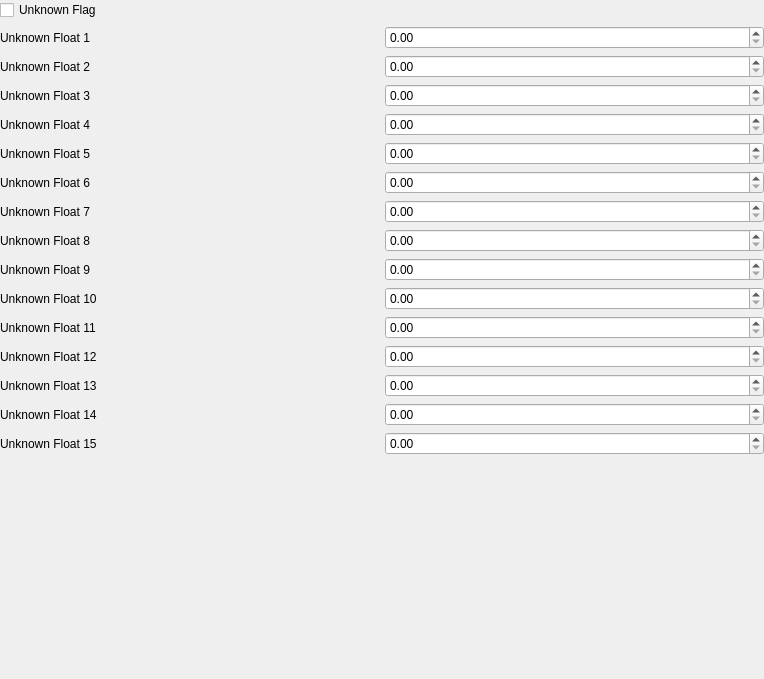
First picture: the form in native/src/ReachVariantTool/ui/script_editor/page_player_rating_params.ui, repository DavidJCobb/ReachVariantEditor, before the edit.
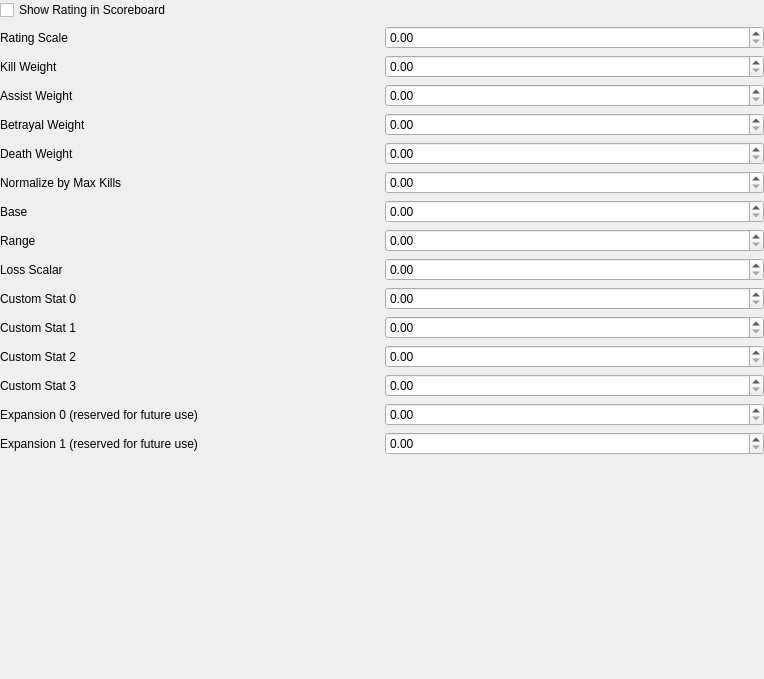
Second picture: the form after the edit.

```diff
--- a/native/src/ReachVariantTool/ui/script_editor/page_player_rating_params.ui
+++ b/native/src/ReachVariantTool/ui/script_editor/page_player_rating_params.ui
@@ -78,7 +78,7 @@
    <item row="1" column="0">
     <widget class="QLabel" name="label">
      <property name="text">
-      <string>Unknown Float 1</string>
+      <string>Rating Scale</string>
      </property>
      <property name="buddy">
       <cstring>float00</cstring>
@@ -157,7 +157,7 @@
    <item row="2" column="0">
     <widget class="QLabel" name="label_2">
      <property name="text">
-      <string>Unknown Float 2</string>
+      <string>Kill Weight</string>
      </property>
      <property name="buddy">
       <cstring>float01</cstring>
@@ -167,7 +167,7 @@
    <item row="3" column="0">
     <widget class="QLabel" name="label_3">
      <property name="text">
-      <string>Unknown Float 3</string>
+      <string>Assist Weight</string>
      </property>
      <property name="buddy">
       <cstring>float02</cstring>
@@ -177,7 +177,7 @@
    <item row="4" column="0">
     <widget class="QLabel" name="label_4">
      <property name="text">
-      <string>Unknown Float 4</string>
+      <string>Betrayal Weight</string>
      </property>
      <property name="buddy">
       <cstring>float03</cstring>
@@ -187,7 +187,7 @@
    <item row="5" column="0">
     <widget class="QLabel" name="label_5">
      <property name="text">
-      <string>Unknown Float 5</string>
+      <string>Death Weight</string>
      </property>
      <property name="buddy">
       <cstring>float04</cstring>
@@ -197,7 +197,7 @@
    <item row="6" column="0">
     <widget class="QLabel" name="label_6">
      <property name="text">
-      <string>Unknown Float 6</string>
+      <string>Normalize by Max Kills</string>
      </property>
      <property name="buddy">
       <cstring>float05</cstring>
@@ -207,7 +207,7 @@
    <item row="7" column="0">
     <widget class="QLabel" name="label_7">
      <property name="text">
-      <string>Unknown Float 7</string>
+      <string>Base</string>
      </property>
      <property name="buddy">
       <cstring>float06</cstring>
@@ -217,7 +217,7 @@
    <item row="8" column="0">
     <widget class="QLabel" name="label_8">
      <property name="text">
-      <string>Unknown Float 8</string>
+      <string>Range</string>
      </property>
      <property name="buddy">
       <cstring>float07</cstring>
@@ -227,7 +227,7 @@
    <item row="9" column="0">
     <widget class="QLabel" name="label_9">
      <property name="text">
-      <string>Unknown Float 9</string>
+      <string>Loss Scalar</string>
      </property>
      <property name="buddy">
       <cstring>float08</cstring>
@@ -237,7 +237,7 @@
    <item row="10" column="0">
     <widget class="QLabel" name="label_10">
      <property name="text">
-      <string>Unknown Float 10</string>
+      <string>Custom Stat 0</string>
      </property>
      <property name="buddy">
       <cstring>float09</cstring>
@@ -247,7 +247,7 @@
    <item row="11" column="0">
     <widget class="QLabel" name="label_11">
      <property name="text">
-      <string>Unknown Float 11</string>
+      <string>Custom Stat 1</string>
      </property>
      <property name="buddy">
       <cstring>float10</cstring>
@@ -257,7 +257,7 @@
    <item row="12" column="0">
     <widget class="QLabel" name="label_12">
      <property name="text">
-      <string>Unknown Float 12</string>
+      <string>Custom Stat 2</string>
      </property>
      <property name="buddy">
       <cstring>float11</cstring>
@@ -267,7 +267,7 @@
    <item row="13" column="0">
     <widget class="QLabel" name="label_13">
      <property name="text">
-      <string>Unknown Float 13</string>
+      <string>Custom Stat 3</string>
      </property>
      <property name="buddy">
       <cstring>float12</cstring>
@@ -277,7 +277,7 @@
    <item row="14" column="0">
     <widget class="QLabel" name="label_14">
      <property name="text">
-      <string>Unknown Float 14</string>
+      <string>Expansion 0 (reserved for future use)</string>
      </property>
      <property name="buddy">
       <cstring>float13</cstring>
@@ -287,7 +287,7 @@
    <item row="15" column="0">
     <widget class="QLabel" name="label_15">
      <property name="text">
-      <string>Unknown Float 15</string>
+      <string>Expansion 1 (reserved for future use)</string>
      </property>
      <property name="buddy">
       <cstring>float14</cstring>
@@ -297,7 +297,7 @@
    <item row="0" column="0" colspan="2">
     <widget class="QCheckBox" name="flag">
      <property name="text">
-      <string>Unknown Flag</string>
+      <string>Show Rating in Scoreboard</string>
      </property>
     </widget>
    </item>
```
Left out of the diff: 4 changed lines with no effect on the pictures.
